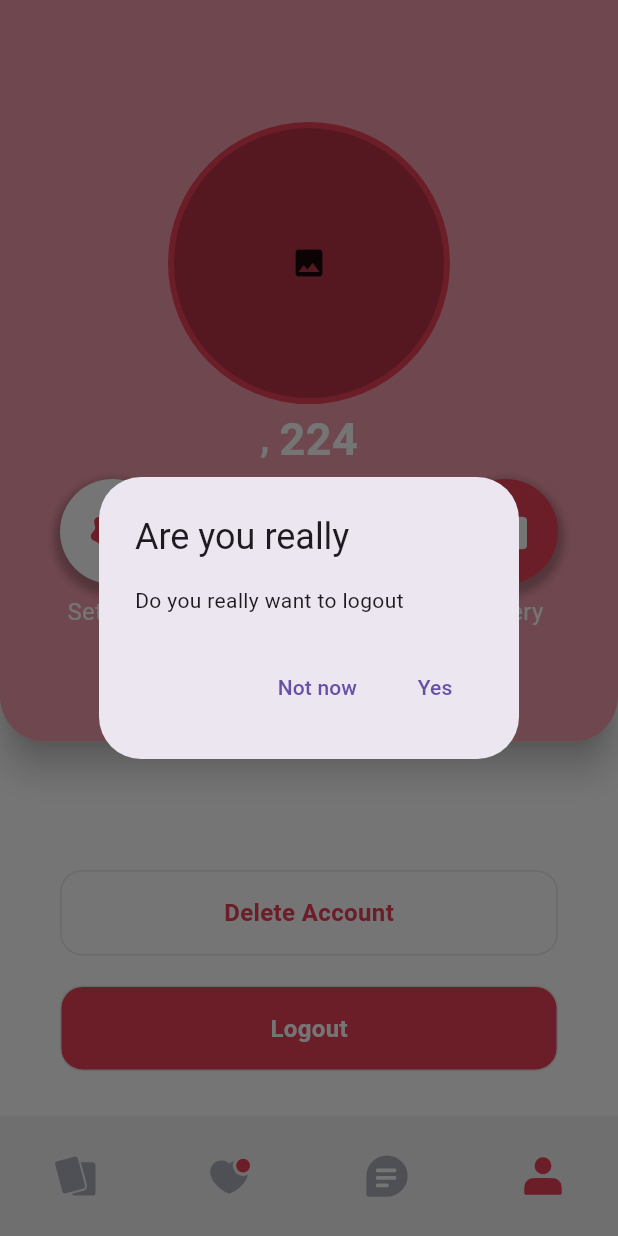
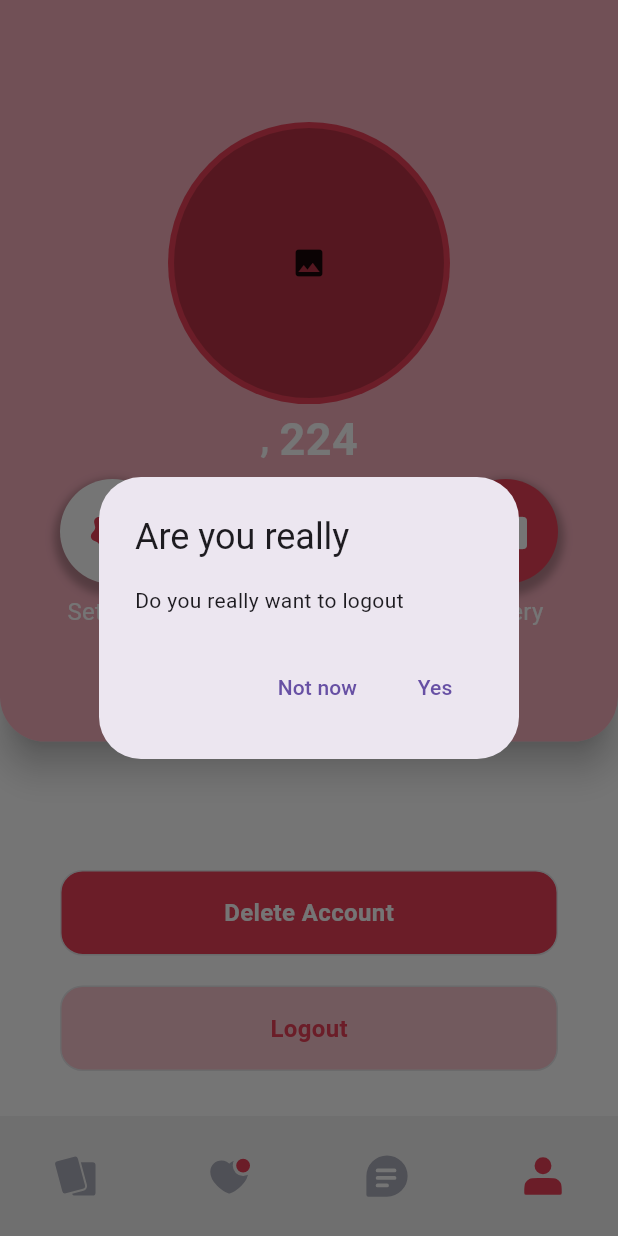
Before and after one commit to shehroz2260/bloc_app, a Flutter app: the MainView screen opened directly, item 4 of the bottom bar chosen, after a tap on "Logout", on a phone screen of 412 x 824 dp. Run offline on Flutter 3.47's test engine with Material 3 defaults, Android fonts, the phone set to English and light mode, and no system bars; drawn by our look-alikes of cached_network_image; our stand-ins replace adaptive_dialog, bloc, chewie, cloud_firestore, firebase_auth, firebase_core and 14 more; missing offline and left inert: audio_waveforms, date_picker_plus, flutter_webrtc, syncfusion_flutter_core, video_thumbnail; accounts and stored records are empty; network calls fail.

Commit message:
working on changes colr

```diff
--- a/lib/view/main_view/profile_tab/profile_view.dart
+++ b/lib/view/main_view/profile_tab/profile_view.dart
@@ -46,7 +46,7 @@ class _ProfileViewState extends State<ProfileView> {
                 bottomLeft: Radius.circular(30),
                 bottomRight: Radius.circular(30)
               ),
-              color: AppColors.redColor.withOpacity(0.5),
+              color: AppColors.redColor.withOpacity(0.4),
 
             ),
             height: MediaQuery.of(context).size.height * 0.6,
@@ -112,12 +112,15 @@ class _ProfileViewState extends State<ProfileView> {
          const Spacer(),
            const Padding(
             padding: EdgeInsets.symmetric(horizontal: 40),
-            child: CustomNewButton(btnName: "Delete Account",isFillColor: false),
+            child: CustomNewButton(btnName: "Delete Account"),
           ),
           const AppHeight(height: 20),
            Padding(
             padding: const EdgeInsets.symmetric(horizontal: 40),
-            child: CustomNewButton(btnName: "Logout",onTap: ()async {
+            child: CustomNewButton(
+              isFillColor: false,
+              btnColor: AppColors.redColor.withOpacity(0.3),
+              btnName: "Logout",onTap: ()async {
                var result = await showOkCancelAlertDialog(context: context,message: "Do you really want to logout",title: "Are you really",okLabel: "Yes",cancelLabel: "Not now");
               if(result == OkCancelResult.cancel) return;
               await FirebaseAuth.instance.signOut();
```
